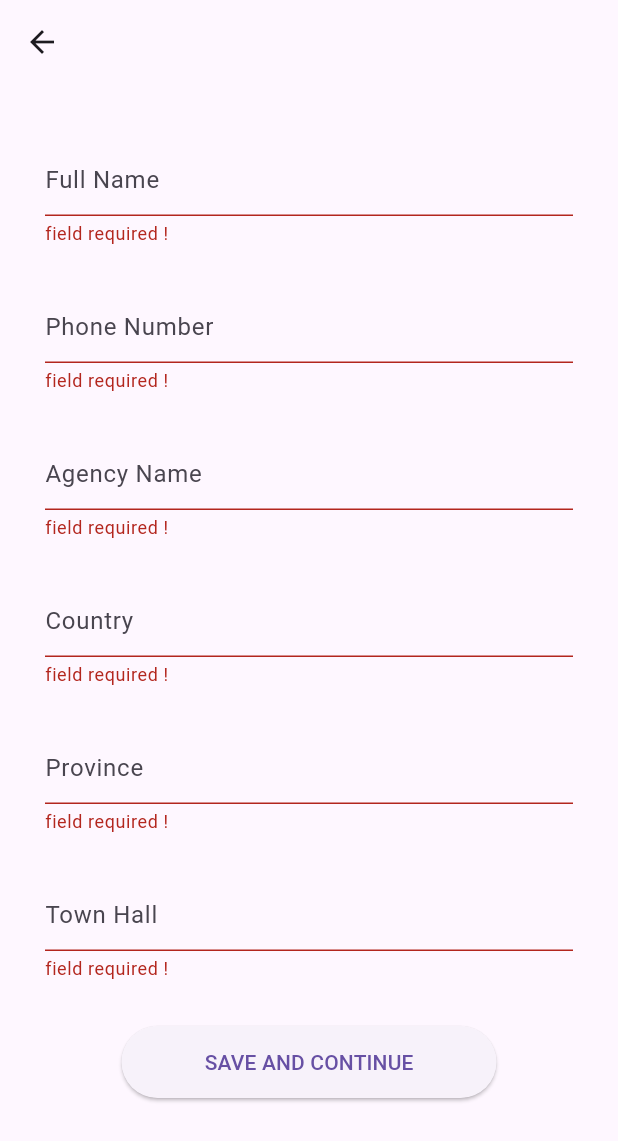
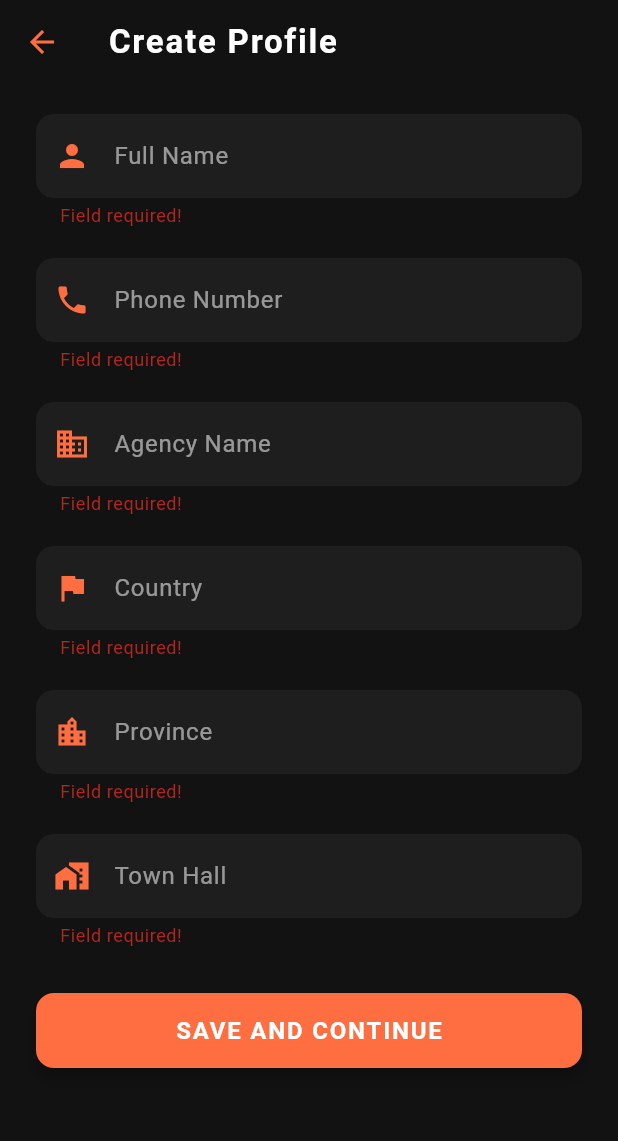
Before and after one commit to lotfi-gg/rentme-repo, a Flutter app: the CreatePage screen opened directly, after a tap on "SAVE AND CONTINUE", on a phone screen of 412 x 824 dp. Shown: the top 1141 px of the screen. Run offline on Flutter 3.47's test engine with Material 3 defaults, Android fonts, the light colour scheme and no system bars; our stand-ins replace awesome_dialog, cloud_firestore, firebase_auth, firebase_core, firebase_messaging, firebase_storage and 6 more; accounts and stored records are empty.

Commit message:
making app pro3

```diff
--- a/lib/home/create_page.dart
+++ b/lib/home/create_page.dart
@@ -2,7 +2,6 @@ import 'package:cloud_firestore/cloud_firestore.dart';
 import 'package:firebase_auth/firebase_auth.dart';
 import 'package:flutter/material.dart';
 import 'package:rentme/firebase/fire_auth.dart';
-import 'package:rentme/my%20profile/my_profile.dart';
 import 'package:shared_preferences/shared_preferences.dart';
 
 class CreatePage extends StatefulWidget {
@@ -13,115 +12,123 @@ class CreatePage extends StatefulWidget {
 }
 
 class _CreatePageState extends State<CreatePage> {
-  GlobalKey<FormState> formstate = GlobalKey<FormState>();
-  TextEditingController username = TextEditingController();
-  TextEditingController phonenumber = TextEditingController();
-  TextEditingController agencyname = TextEditingController();
-  TextEditingController country = TextEditingController();
-  TextEditingController province = TextEditingController();
-  TextEditingController townhall = TextEditingController();
+  final GlobalKey<FormState> formstate = GlobalKey<FormState>();
+  final TextEditingController username = TextEditingController();
+  final TextEditingController phonenumber = TextEditingController();
+  final TextEditingController agencyname = TextEditingController();
+  final TextEditingController country = TextEditingController();
+  final TextEditingController province = TextEditingController();
+  final TextEditingController townhall = TextEditingController();
+
+  bool _isLoading = false;
+
+  InputDecoration _inputDecoration(String hint, IconData icon) {
+    return InputDecoration(
+      hintText: hint,
+      hintStyle: const TextStyle(color: Colors.white54),
+      prefixIcon: Icon(icon, color: Colors.deepOrangeAccent),
+      filled: true,
+      fillColor: const Color(0xFF1E1E1E),
+      border: OutlineInputBorder(
+        borderRadius: BorderRadius.circular(12),
+        borderSide: BorderSide.none,
+      ),
+      focusedBorder: OutlineInputBorder(
+        borderRadius: BorderRadius.circular(12),
+        borderSide: const BorderSide(color: Colors.deepOrangeAccent, width: 2),
+      ),
+    );
+  }
 
   @override
   Widget build(BuildContext context) {
     return Scaffold(
-      appBar: AppBar(),
-      body: SingleChildScrollView(
-        child: Padding(
-          padding: const EdgeInsets.symmetric(horizontal: 30),
+      backgroundColor: const Color(0xFF121212),
+      appBar: AppBar(
+        backgroundColor: const Color(0xFF121212),
+        elevation: 0,
+        iconTheme: const IconThemeData(
+          color: Colors.deepOrangeAccent,
+        ), // orange back arrow
+        title: const Text(
+          "Create Profile",
+          style: TextStyle(
+            color: Colors.white,
+            fontWeight: FontWeight.bold,
+            letterSpacing: 1.2,
+          ),
+        ),
+      ),
+      body: Stack(
+        children: [
+          SingleChildScrollView(
+            padding: const EdgeInsets.symmetric(horizontal: 24, vertical: 20),
             child: Form(
               key: formstate,
               child: Column(
                 children: [
-                SizedBox(height: 40),
                   TextFormField(
-                  validator: (value) {
-                    if (value == null || value.trim().isEmpty) {
-                      return "field required !";
-                    }
-                    return null;
-                  },
                     controller: username,
-                  decoration: InputDecoration(
-                    hintText: "Full Name",
-
-                    border: UnderlineInputBorder(),
+                    validator: (value) => value == null || value.trim().isEmpty
+                        ? "Field required!"
+                        : null,
+                    decoration: _inputDecoration("Full Name", Icons.person),
+                    style: const TextStyle(color: Colors.white),
                   ),
+                  const SizedBox(height: 20),
+                  TextFormField(
+                    controller: phonenumber,
+                    validator: (value) => value == null || value.trim().isEmpty
+                        ? "Field required!"
+                        : null,
+                    decoration: _inputDecoration("Phone Number", Icons.phone),
+                    style: const TextStyle(color: Colors.white),
                   ),
-                SizedBox(height: 30),
+                  const SizedBox(height: 20),
                   TextFormField(
-                  validator: (value) {
-                    if (value == null || value.trim().isEmpty) {
-                      return "field required !";
-                    }
-                    return null;
-                  },
-                  controller: phonenumber,
-                  decoration: InputDecoration(
-                    hintText: "Phone Number",
-                    border: UnderlineInputBorder(),
+                    controller: agencyname,
+                    validator: (value) => value == null || value.trim().isEmpty
+                        ? "Field required!"
+                        : null,
+                    decoration: _inputDecoration("Agency Name", Icons.business),
+                    style: const TextStyle(color: Colors.white),
                   ),
+                  const SizedBox(height: 20),
+                  TextFormField(
+                    controller: country,
+                    validator: (value) => value == null || value.trim().isEmpty
+                        ? "Field required!"
+                        : null,
+                    decoration: _inputDecoration("Country", Icons.flag),
+                    style: const TextStyle(color: Colors.white),
                   ),
-                SizedBox(height: 30),
+                  const SizedBox(height: 20),
                   TextFormField(
-                  validator: (value) {
-                    if (value == null || value.trim().isEmpty) {
-                      return "field required !";
-                    }
-                    return null;
-                  },
-                  controller: agencyname,
-                  decoration: InputDecoration(
-                    hintText: "Agency Name",
-                    border: UnderlineInputBorder(),
+                    controller: province,
+                    validator: (value) => value == null || value.trim().isEmpty
+                        ? "Field required!"
+                        : null,
+                    decoration: _inputDecoration(
+                      "Province",
+                      Icons.location_city,
                     ),
+                    style: const TextStyle(color: Colors.white),
                   ),
-                SizedBox(height: 30),
+                  const SizedBox(height: 20),
                   TextFormField(
-                  validator: (value) {
-                    if (value == null || value.trim().isEmpty) {
-                      return "field required !";
-                    }
-                    return null;
-                  },
-                  controller: country,
-                  decoration: InputDecoration(
-                    hintText: "Country",
-                    border: UnderlineInputBorder(),
+                    controller: townhall,
+                    validator: (value) => value == null || value.trim().isEmpty
+                        ? "Field required!"
+                        : null,
+                    decoration: _inputDecoration("Town Hall", Icons.home_work),
+                    style: const TextStyle(color: Colors.white),
                   ),
-                ),
-                SizedBox(height: 30),
-                TextFormField(
-                  validator: (value) {
-                    if (value == null || value.trim().isEmpty) {
-                      return "field required !";
-                    }
-                    return null;
-                  },
-                  controller: province,
-                  decoration: InputDecoration(
-                    hintText: "Province",
-                    border: UnderlineInputBorder(),
-                  ),
-                ),
-                SizedBox(height: 30),
-                TextFormField(
-                  validator: (value) {
-                    if (value == null || value.trim().isEmpty) {
-                      return "field required !";
-                    }
-                    return null;
-                  },
-                  controller: townhall,
-                  decoration: InputDecoration(
-                    hintText: "Town Hall",
-                    border: UnderlineInputBorder(),
-                  ),
-                ),
-                SizedBox(height: 30),
+                  const SizedBox(height: 30),
 
                   ElevatedButton(
                     onPressed: () async {
                       if (formstate.currentState!.validate()) {
+                        setState(() => _isLoading = true); // show loader
                         try {
                           await FirebaseAuth.instance.currentUser!
                               .updateDisplayName(username.text)
@@ -135,40 +142,90 @@ class _CreatePageState extends State<CreatePage> {
                                 ),
                               );
 
-                        // ✅ Mark hasCreated in Firestore
                           await FirebaseFirestore.instance
                               .collection('users')
                               .doc(FirebaseAuth.instance.currentUser!.uid)
-                            .update({'hasCreated': true});
+                              .set({
+                                'hasCreated': true,
+                              }, SetOptions(merge: true));
 
-                        // ✅ SharedPreferences if you still want local flag
                           final prefs = await SharedPreferences.getInstance();
                           await prefs.setBool('isFirstTime', false);
 
-                        // ✅ Navigate back to HomePage and trigger refresh
-                        Navigator.of(context).pushReplacement(
-                          MaterialPageRoute(builder: (_) => const MyProfile()),
+                          setState(() => _isLoading = false); // hide loader
+
+                          // ✅ Show success dialog
+                          showDialog(
+                            context: context,
+                            builder: (ctx) => AlertDialog(
+                              shape: RoundedRectangleBorder(
+                                borderRadius: BorderRadius.circular(12),
+                              ),
+                              title: const Text("Success"),
+                              content: const Text(
+                                "Your profile has been created successfully!",
+                              ),
+                              actions: [
+                                TextButton(
+                                  onPressed: () {
+                                    Navigator.pop(ctx); // close dialog
+                                    Navigator.pop(
+                                      context,
+                                      true,
+                                    ); // return success
+                                  },
+                                  child: const Text(
+                                    "OK",
+                                    style: TextStyle(
+                                      color: Colors.deepOrangeAccent,
+                                    ),
+                                  ),
+                                ),
+                              ],
+                            ),
                           );
-
-                        print('user created -----------');
                         } catch (e) {
+                          setState(() => _isLoading = false); // hide loader
                           ScaffoldMessenger.of(
                             context,
                           ).showSnackBar(SnackBar(content: Text('Error: $e')));
-                        print('error while creating page ======> $e');
                         }
                       }
                     },
                     style: ElevatedButton.styleFrom(
-                    minimumSize: const Size(250, 48),
+                      backgroundColor: Colors.deepOrangeAccent,
+                      foregroundColor: Colors.white,
+                      minimumSize: const Size(double.infinity, 50),
+                      shape: RoundedRectangleBorder(
+                        borderRadius: BorderRadius.circular(12),
                       ),
-                  child: const Text('SAVE AND CONTINUE'),
+                      elevation: 4,
                     ),
-
+                    child: const Text(
+                      'SAVE AND CONTINUE',
+                      style: TextStyle(
+                        fontWeight: FontWeight.bold,
+                        fontSize: 16,
+                        letterSpacing: 1.2,
+                      ),
+                    ),
+                  ),
                 ],
               ),
             ),
           ),
+
+          // ✅ Loading overlay
+          if (_isLoading)
+            Container(
+              color: Colors.black54,
+              child: const Center(
+                child: CircularProgressIndicator(
+                  color: Colors.deepOrangeAccent,
+                ),
+              ),
+            ),
+        ],
       ),
     );
   }
--- a/lib/home/home_page.dart
+++ b/lib/home/home_page.dart
@@ -112,17 +112,22 @@ class _HomePageState extends State<HomePage> {
                   Navigator.push(
                     context,
                     MaterialPageRoute(builder: (context) => const CreatePage()),
-                  ).then((_) {
-                    // ✅ After creation, mark in Firestore
+                  ).then((result) {
+                    if (result == true) {
+                      // ✅ Only mark created if CreatePage returned success
                       FirebaseFirestore.instance
                           .collection('users')
                           .doc(FirebaseAuth.instance.currentUser!.uid)
-                        .update({'hasCreated': true});
+                          .set({'hasCreated': true}, SetOptions(merge: true));
+
                       setState(() {
-                      hasCreated = true;
+                        hasCreated =
+                            true; // ✅ hides the CREATE button immediately
                       });
+                    }
                   });
                 },
+
                 icon: const Icon(Icons.car_rental_sharp),
                 label: const Text(
                   'CREATE',
@@ -224,7 +229,7 @@ class _HomePageState extends State<HomePage> {
                                           decoration: const InputDecoration(
                                             labelText: "Country",
                                           ),
-                                          value: selectedCountry,
+                                          initialValue: selectedCountry,
                                           items: countries
                                               .map(
                                                 (c) => DropdownMenuItem(
@@ -279,7 +284,7 @@ class _HomePageState extends State<HomePage> {
                                             decoration: const InputDecoration(
                                               labelText: "Province",
                                             ),
-                                            value: selectedProvince,
+                                            initialValue: selectedProvince,
                                             items: provinces
                                                 .map(
                                                   (p) => DropdownMenuItem(
@@ -337,7 +342,7 @@ class _HomePageState extends State<HomePage> {
                                             decoration: const InputDecoration(
                                               labelText: "Townhall",
                                             ),
-                                            value: selectedTownhall,
+                                            initialValue: selectedTownhall,
                                             items: townhalls
                                                 .map(
                                                   (t) => DropdownMenuItem(
@@ -441,7 +446,21 @@ class _HomePageState extends State<HomePage> {
             iconSize: 25,
           ),
           const Spacer(),
-          (me?.isFirstTime ?? true)
+
+          // ✅ Listen to Firestore for current user
+          StreamBuilder<DocumentSnapshot>(
+            stream: FirebaseFirestore.instance
+                .collection('users')
+                .doc(FirebaseAuth.instance.currentUser!.uid)
+                .snapshots(),
+            builder: (context, snapshot) {
+              if (!snapshot.hasData || !snapshot.data!.exists) {
+                return const SizedBox();
+              }
+              final userData = snapshot.data!.data() as Map<String, dynamic>;
+              final chatUser = ChatUser.fromJson(userData);
+
+              return (chatUser.isFirstTime ?? true)
                   ? const SizedBox()
                   : InkWell(
                       borderRadius: BorderRadius.circular(50),
@@ -458,10 +477,13 @@ class _HomePageState extends State<HomePage> {
                         radius: 23,
                         backgroundImage: AssetImage('images/user logo.png'),
                       ),
+                    );
+            },
           ),
           const SizedBox(width: 12),
         ],
       ),
+
       body: StreamBuilder<QuerySnapshot>(
         stream: FirebaseFirestore.instance
             .collection('users')
--- a/lib/public profile/public_profile.dart
+++ b/lib/public profile/public_profile.dart
@@ -160,10 +160,10 @@ class _PublicProfileState extends State<PublicProfile> {
             data: NavigationBarThemeData(
               backgroundColor: const Color(0xFF1E1E1E),
               indicatorColor: Colors.deepOrangeAccent.withOpacity(0.25),
-              labelTextStyle: MaterialStateProperty.resolveWith<TextStyle>((
+              labelTextStyle: WidgetStateProperty.resolveWith<TextStyle>((
                 states,
               ) {
-                if (states.contains(MaterialState.selected)) {
+                if (states.contains(WidgetState.selected)) {
                   return const TextStyle(
                     color: Colors.deepOrangeAccent, // ✅ selected label color
                     fontWeight: FontWeight.bold,
@@ -173,10 +173,10 @@ class _PublicProfileState extends State<PublicProfile> {
                   color: Colors.white70, // ✅ unselected label color
                 );
               }),
-              iconTheme: MaterialStateProperty.resolveWith<IconThemeData>((
+              iconTheme: WidgetStateProperty.resolveWith<IconThemeData>((
                 states,
               ) {
-                if (states.contains(MaterialState.selected)) {
+                if (states.contains(WidgetState.selected)) {
                   return const IconThemeData(color: Colors.deepOrangeAccent);
                 }
                 return const IconThemeData(color: Colors.white70);
```
Lines whose indentation alone changed are shown as unchanged.
